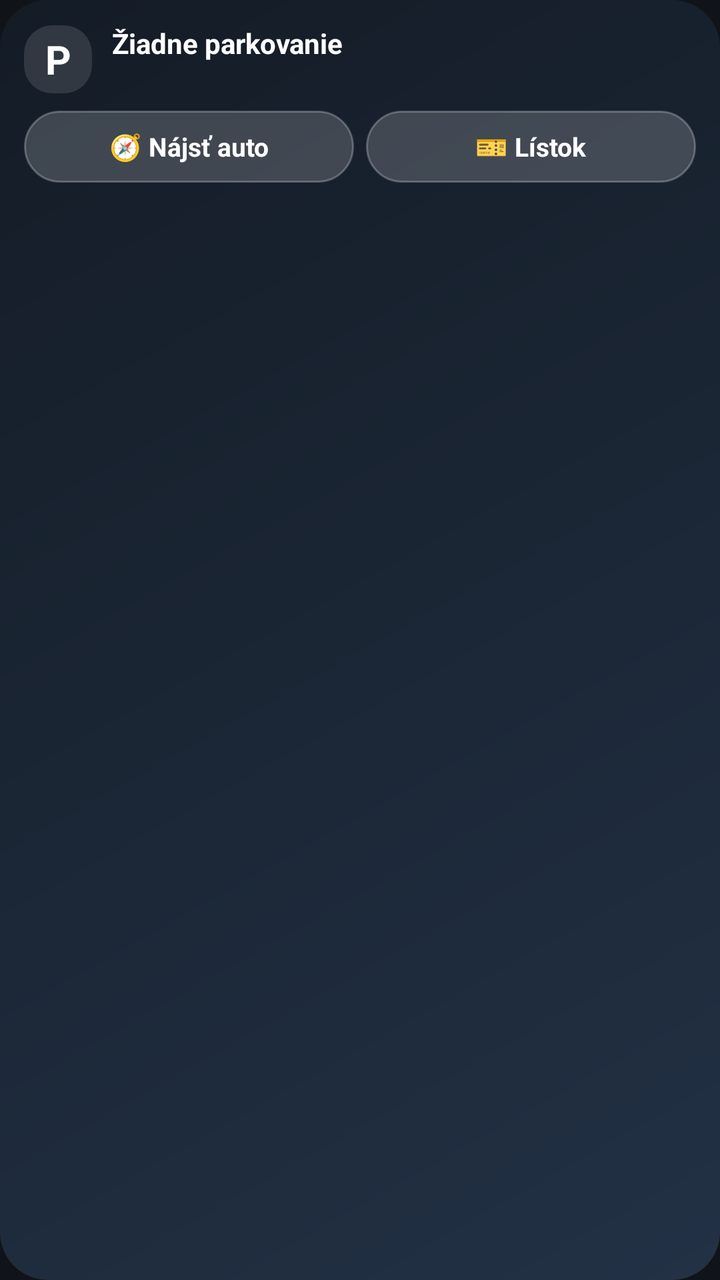
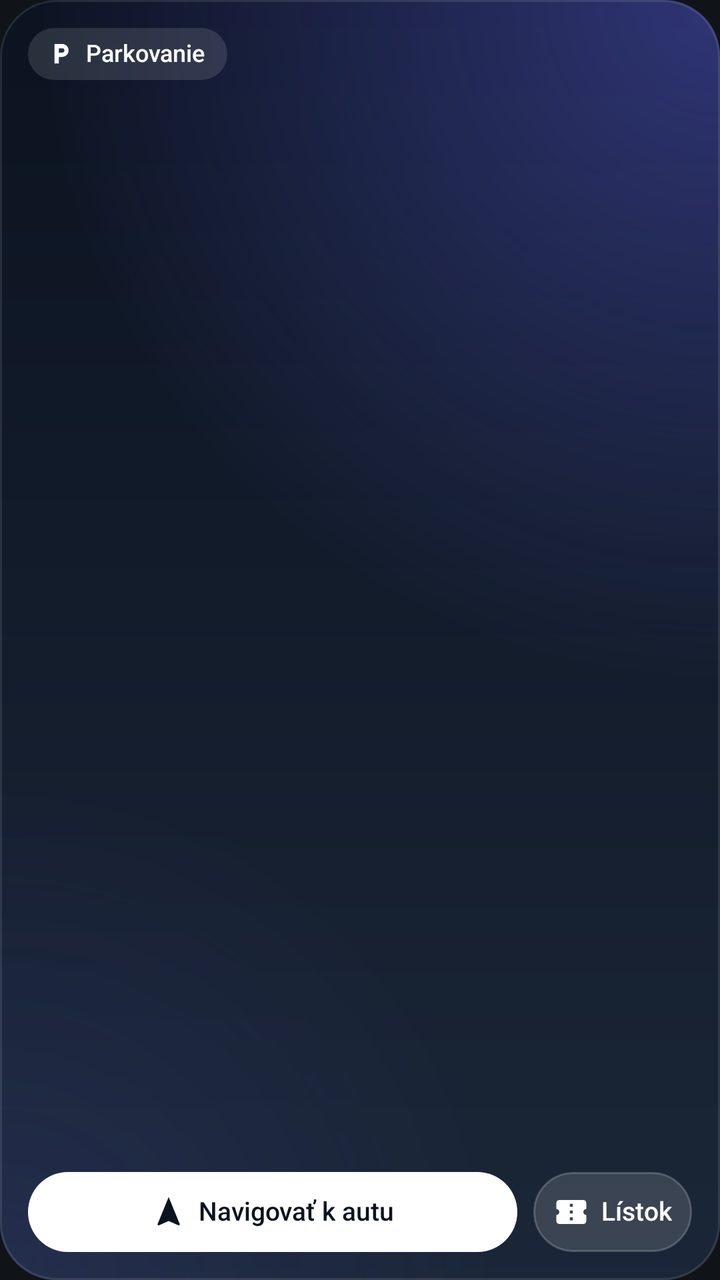

Before-and-after screenshots of an Android layout around one commit, followed by the original layout XML and the change that was made.
<!-- AndroidManifest.xml: application theme Theme.CarTracker -->
<!-- res/layout/widget_parking.xml -->
<?xml version="1.0" encoding="utf-8"?>
<LinearLayout xmlns:android="http://schemas.android.com/apk/res/android"
    android:id="@+id/p_root" android:layout_width="match_parent" android:layout_height="match_parent"
    android:background="@drawable/widget_bg_idle" android:orientation="vertical" android:padding="12dp">
    <LinearLayout android:layout_width="match_parent" android:layout_height="wrap_content" android:gravity="center_vertical" android:orientation="horizontal">
        <TextView android:layout_width="34dp" android:layout_height="34dp" android:background="@drawable/widget_tile"
            android:gravity="center" android:text="P" android:textColor="#FFFFFFFF" android:textSize="20sp" android:textStyle="bold" />
        <LinearLayout android:layout_width="0dp" android:layout_height="wrap_content" android:layout_weight="1"
            android:layout_marginStart="10dp" android:orientation="vertical">
            <TextView android:id="@+id/p_addr" android:layout_width="match_parent" android:layout_height="wrap_content"
                android:ellipsize="end" android:maxLines="2" android:text="Žiadne parkovanie" android:textColor="#FFFFFFFF"
                android:textSize="14sp" android:textStyle="bold" />
            <TextView android:id="@+id/p_since" android:layout_width="match_parent" android:layout_height="wrap_content"
                android:maxLines="1" android:textColor="#B3FFFFFF" android:textSize="12sp" />
        </LinearLayout>
    </LinearLayout>
    <LinearLayout android:id="@+id/p_ticket" android:layout_width="match_parent" android:layout_height="wrap_content"
        android:layout_marginTop="8dp" android:background="@drawable/widget_tile" android:gravity="center_vertical"
        android:orientation="horizontal" android:padding="8dp" android:visibility="gone">
        <TextView android:layout_width="wrap_content" android:layout_height="wrap_content" android:text="🎫" android:textSize="16sp" />
        <TextView android:id="@+id/p_ticket_txt" android:layout_width="0dp" android:layout_height="wrap_content" android:layout_weight="1"
            android:layout_marginStart="6dp" android:maxLines="1" android:textColor="#FFFFFFFF" android:textSize="13sp" />
        <Chronometer android:id="@+id/p_chrono" android:layout_width="wrap_content" android:layout_height="wrap_content"
            android:textColor="#FFFFFFFF" android:textSize="15sp" android:textStyle="bold" />
    </LinearLayout>
    <LinearLayout android:layout_width="match_parent" android:layout_height="wrap_content" android:layout_marginTop="8dp" android:orientation="horizontal">
        <TextView android:id="@+id/p_find" android:layout_width="0dp" android:layout_height="36dp" android:layout_weight="1"
            android:layout_marginEnd="6dp" android:background="@drawable/widget_btn" android:gravity="center"
            android:text="🧭 Nájsť auto" android:textColor="#FFFFFFFF" android:textSize="13sp" android:textStyle="bold" />
        <TextView android:id="@+id/p_open" android:layout_width="0dp" android:layout_height="36dp" android:layout_weight="1"
            android:background="@drawable/widget_btn" android:gravity="center"
            android:text="🎫 Lístok" android:textColor="#FFFFFFFF" android:textSize="13sp" android:textStyle="bold" />
    </LinearLayout>
</LinearLayout>
<!-- resources referenced by this layout -->
<resources>
  <!-- drawable widget_bg_idle (drawable) -->
  <?xml version="1.0" encoding="utf-8"?>
  <shape xmlns:android="http://schemas.android.com/apk/res/android" android:shape="rectangle">
      <gradient android:angle="315" android:startColor="#F0141B26" android:endColor="#F0233247" android:type="linear" />
      <corners android:radius="24dp" />
  </shape>
  <!-- drawable widget_btn (drawable) -->
  <?xml version="1.0" encoding="utf-8"?>
  <shape xmlns:android="http://schemas.android.com/apk/res/android" android:shape="rectangle">
      <solid android:color="#2EFFFFFF" />
      <stroke android:width="1dp" android:color="#40FFFFFF" />
      <corners android:radius="18dp" />
  </shape>
  <!-- drawable widget_tile (drawable) -->
  <?xml version="1.0" encoding="utf-8"?>
  <shape xmlns:android="http://schemas.android.com/apk/res/android" android:shape="rectangle">
      <solid android:color="#1FFFFFFF" />
      <corners android:radius="14dp" />
  </shape>
  <color name="bg">#FF101418</color>
  <!-- unchanged entries left out for length: 1 -->
</resources>

<!-- the commit's change to res/layout/widget_parking.xml (unified diff, before → after) -->
@@ -1,34 +1,37 @@
 <?xml version="1.0" encoding="utf-8"?>
 <LinearLayout xmlns:android="http://schemas.android.com/apk/res/android"
     android:id="@+id/p_root" android:layout_width="match_parent" android:layout_height="match_parent"
-    android:background="@drawable/widget_bg_idle" android:orientation="vertical" android:padding="12dp">
+    android:background="@drawable/wg_bg_idle" android:orientation="vertical" android:padding="14dp">
+
     <LinearLayout android:layout_width="match_parent" android:layout_height="wrap_content" android:gravity="center_vertical" android:orientation="horizontal">
-        <TextView android:layout_width="34dp" android:layout_height="34dp" android:background="@drawable/widget_tile"
-            android:gravity="center" android:text="P" android:textColor="#FFFFFFFF" android:textSize="20sp" android:textStyle="bold" />
-        <LinearLayout android:layout_width="0dp" android:layout_height="wrap_content" android:layout_weight="1"
-            android:layout_marginStart="10dp" android:orientation="vertical">
-            <TextView android:id="@+id/p_addr" android:layout_width="match_parent" android:layout_height="wrap_content"
-                android:ellipsize="end" android:maxLines="2" android:text="Žiadne parkovanie" android:textColor="#FFFFFFFF"
-                android:textSize="14sp" android:textStyle="bold" />
-            <TextView android:id="@+id/p_since" android:layout_width="match_parent" android:layout_height="wrap_content"
-                android:maxLines="1" android:textColor="#B3FFFFFF" android:textSize="12sp" />
+        <LinearLayout android:id="@+id/p_pill" android:layout_width="wrap_content" android:layout_height="26dp" android:background="@drawable/wg_pill"
+            android:gravity="center_vertical" android:orientation="horizontal" android:paddingStart="10dp" android:paddingEnd="11dp">
+            <ImageView android:id="@+id/p_pill_ic" android:layout_width="13dp" android:layout_height="13dp" android:src="@drawable/ic_parking" android:tint="#FFFFFFFF" android:scaleType="fitCenter" />
+            <TextView android:id="@+id/p_status" android:layout_width="wrap_content" android:layout_height="wrap_content" android:text="Parkovanie" android:textColor="#FFFFFFFF" android:textSize="12sp" android:maxLines="1" android:ellipsize="end" android:includeFontPadding="false" android:fontFamily="sans-serif-medium" android:layout_marginStart="6dp"/>
+        </LinearLayout>
+        <TextView android:id="@+id/p_since" android:layout_width="0dp" android:layout_height="wrap_content" android:text="" android:textColor="#80FFFFFF" android:textSize="11sp" android:maxLines="1" android:ellipsize="end" android:includeFontPadding="false" android:layout_weight="1" android:gravity="end" android:layout_marginStart="8dp"/>
+    </LinearLayout>
+    <TextView android:id="@+id/p_addr" android:layout_width="match_parent" android:layout_height="wrap_content" android:text="" android:textColor="#FFFFFFFF" android:textSize="18sp" android:maxLines="2" android:ellipsize="end" android:includeFontPadding="false" android:fontFamily="sans-serif-medium" android:layout_marginTop="10dp"/>
+    <LinearLayout android:id="@+id/p_ticket" android:layout_width="match_parent" android:layout_height="wrap_content" android:layout_marginTop="8dp"
+        android:background="@drawable/wg_tile" android:gravity="center_vertical" android:orientation="horizontal" android:padding="8dp" android:visibility="gone">
+        <ImageView android:id="@+id/p_ticket_ic" android:layout_width="16dp" android:layout_height="16dp" android:src="@drawable/ic_w_ticket" android:tint="#FFFBBF24" android:scaleType="fitCenter" />
+        <TextView android:id="@+id/p_ticket_txt" android:layout_width="0dp" android:layout_height="wrap_content" android:text="" android:textColor="#B3FFFFFF" android:textSize="12sp" android:maxLines="1" android:ellipsize="end" android:includeFontPadding="false" android:layout_marginStart="6dp" android:layout_weight="1"/>
+        <Chronometer android:id="@+id/p_chrono" android:layout_width="wrap_content" android:layout_height="wrap_content" android:textColor="#FFFFFFFF"
+            android:textSize="18sp" android:fontFamily="sans-serif-medium" />
+    </LinearLayout>
+    <FrameLayout android:layout_width="match_parent" android:layout_height="0dp" android:layout_weight="1" />
+    <LinearLayout android:layout_width="match_parent" android:layout_height="wrap_content" android:layout_marginTop="10dp" android:orientation="horizontal">
+        <LinearLayout android:id="@+id/p_find" android:layout_width="0dp" android:layout_weight="1" android:layout_height="40dp" android:background="@drawable/wg_btn_primary"
+            android:gravity="center" android:orientation="horizontal" android:paddingStart="10dp" android:paddingEnd="10dp">
+            <ImageView android:id="@+id/p_find_ic" android:layout_width="18dp" android:layout_height="18dp" android:src="@drawable/ic_w_nav" android:tint="#FF0B1220" android:scaleType="fitCenter" />
+            <TextView android:id="@+id/p_find_tx" android:layout_width="wrap_content" android:layout_height="wrap_content" android:text="Navigovať k autu" android:textColor="#FF0B1220" android:textSize="13sp" android:maxLines="1" android:ellipsize="end" android:includeFontPadding="false" android:fontFamily="sans-serif-medium" android:layout_marginStart="6dp"/>
+        </LinearLayout>
+        <FrameLayout android:layout_width="8dp" android:layout_height="1dp" />
+        <LinearLayout android:id="@+id/p_open" android:layout_width="wrap_content" android:layout_height="40dp" android:background="@drawable/wg_btn_secondary"
+            android:gravity="center" android:orientation="horizontal" android:paddingStart="10dp" android:paddingEnd="10dp">
+            <ImageView android:id="@+id/p_open_ic" android:layout_width="18dp" android:layout_height="18dp" android:src="@drawable/ic_w_ticket" android:tint="#FFFFFFFF" android:scaleType="fitCenter" />
+            <TextView android:id="@+id/p_open_tx" android:layout_width="wrap_content" android:layout_height="wrap_content" android:text="Lístok" android:textColor="#FFFFFFFF" android:textSize="13sp" android:maxLines="1" android:ellipsize="end" android:includeFontPadding="false" android:fontFamily="sans-serif-medium" android:layout_marginStart="6dp"/>
         </LinearLayout>
     </LinearLayout>
-    <LinearLayout android:id="@+id/p_ticket" android:layout_width="match_parent" android:layout_height="wrap_content"
-        android:layout_marginTop="8dp" android:background="@drawable/widget_tile" android:gravity="center_vertical"
-        android:orientation="horizontal" android:padding="8dp" android:visibility="gone">
-        <TextView android:layout_width="wrap_content" android:layout_height="wrap_content" android:text="🎫" android:textSize="16sp" />
-        <TextView android:id="@+id/p_ticket_txt" android:layout_width="0dp" android:layout_height="wrap_content" android:layout_weight="1"
-            android:layout_marginStart="6dp" android:maxLines="1" android:textColor="#FFFFFFFF" android:textSize="13sp" />
-        <Chronometer android:id="@+id/p_chrono" android:layout_width="wrap_content" android:layout_height="wrap_content"
-            android:textColor="#FFFFFFFF" android:textSize="15sp" android:textStyle="bold" />
-    </LinearLayout>
-    <LinearLayout android:layout_width="match_parent" android:layout_height="wrap_content" android:layout_marginTop="8dp" android:orientation="horizontal">
-        <TextView android:id="@+id/p_find" android:layout_width="0dp" android:layout_height="36dp" android:layout_weight="1"
-            android:layout_marginEnd="6dp" android:background="@drawable/widget_btn" android:gravity="center"
-            android:text="🧭 Nájsť auto" android:textColor="#FFFFFFFF" android:textSize="13sp" android:textStyle="bold" />
-        <TextView android:id="@+id/p_open" android:layout_width="0dp" android:layout_height="36dp" android:layout_weight="1"
-            android:background="@drawable/widget_btn" android:gravity="center"
-            android:text="🎫 Lístok" android:textColor="#FFFFFFFF" android:textSize="13sp" android:textStyle="bold" />
-    </LinearLayout>
+
 </LinearLayout>
<!-- resource entries referenced after the edit -->
@@ -1,23 +1,78 @@
 <!-- resources referenced by this layout -->
 <resources>
-  <!-- drawable widget_bg_idle (drawable) -->
+  <!-- drawable ic_parking (drawable) -->
+  <vector xmlns:android="http://schemas.android.com/apk/res/android"
+      android:width="24dp" android:height="24dp" android:viewportWidth="24" android:viewportHeight="24">
+      <path android:fillColor="#FFFFFFFF"
+          android:pathData="M13,3H6v18h4v-6h3c3.31,0 6,-2.69 6,-6s-2.69,-6 -6,-6zM13.2,11H10V7h3.2c1.1,0 2,0.9 2,2s-0.9,2 -2,2z" />
+  </vector>
+  <!-- drawable ic_w_nav (drawable) -->
+  <?xml version="1.0" encoding="utf-8"?>
+  <vector xmlns:android="http://schemas.android.com/apk/res/android"
+      android:width="24dp" android:height="24dp" android:viewportWidth="24" android:viewportHeight="24">
+      <path android:fillColor="#FFFFFFFF" android:pathData="M12,2L4.5,20.29l0.71,0.71L12,18l6.79,3 0.71,-0.71z" />
+  </vector>
+  <!-- drawable ic_w_ticket (drawable) -->
+  <?xml version="1.0" encoding="utf-8"?>
+  <vector xmlns:android="http://schemas.android.com/apk/res/android"
+      android:width="24dp" android:height="24dp" android:viewportWidth="24" android:viewportHeight="24">
+      <path android:fillColor="#FFFFFFFF" android:pathData="M22,10V6c0,-1.11 -0.9,-2 -2,-2H4c-1.1,0 -1.99,0.89 -1.99,2v4c1.1,0 1.99,0.9 1.99,2s-0.89,2 -2,2v4c0,1.1 0.9,2 2,2h16c1.1,0 2,-0.9 2,-2v-4c-1.1,0 -2,-0.9 -2,-2s0.9,-2 2,-2zM13,17.5h-2v-2h2v2zM13,13h-2v-2h2v2zM13,8.5h-2v-2h2v2z" />
+  </vector>
+  <!-- drawable wg_bg_idle (drawable) -->
+  <?xml version="1.0" encoding="utf-8"?>
+  <layer-list xmlns:android="http://schemas.android.com/apk/res/android">
+      <item>
+          <shape android:shape="rectangle">
+              <gradient android:angle="300" android:startColor="#F20B1220" android:endColor="#F21B2638" android:type="linear" />
+              <corners android:radius="28dp" />
+          </shape>
+      </item>
+      <item>
+          <shape android:shape="rectangle">
+              <gradient android:type="radial" android:gradientRadius="95%" android:centerX="1.0" android:centerY="0.0"
+                  android:startColor="#666366F1" android:endColor="#00000000" />
+              <corners android:radius="28dp" />
+          </shape>
+      </item>
+      <item>
+          <shape android:shape="rectangle">
+              <gradient android:type="radial" android:gradientRadius="70%" android:centerX="0.0" android:centerY="1.0"
+                  android:startColor="#1F6366F1" android:endColor="#00000000" />
+              <corners android:radius="28dp" />
+          </shape>
+      </item>
+      <item>
+          <shape android:shape="rectangle">
+              <stroke android:width="1dp" android:color="#1AFFFFFF" />
+              <corners android:radius="28dp" />
+          </shape>
+      </item>
+  </layer-list>
+  <!-- drawable wg_btn_primary (drawable) -->
   <?xml version="1.0" encoding="utf-8"?>
   <shape xmlns:android="http://schemas.android.com/apk/res/android" android:shape="rectangle">
-      <gradient android:angle="315" android:startColor="#F0141B26" android:endColor="#F0233247" android:type="linear" />
-      <corners android:radius="24dp" />
+      <solid android:color="#FFFFFFFF" />
+      <corners android:radius="22dp" />
   </shape>
-  <!-- drawable widget_btn (drawable) -->
+  <!-- drawable wg_btn_secondary (drawable) -->
   <?xml version="1.0" encoding="utf-8"?>
   <shape xmlns:android="http://schemas.android.com/apk/res/android" android:shape="rectangle">
-      <solid android:color="#2EFFFFFF" />
-      <stroke android:width="1dp" android:color="#40FFFFFF" />
-      <corners android:radius="18dp" />
+      <solid android:color="#24FFFFFF" />
+      <stroke android:width="1dp" android:color="#33FFFFFF" />
+      <corners android:radius="22dp" />
   </shape>
-  <!-- drawable widget_tile (drawable) -->
+  <!-- drawable wg_pill (drawable) -->
   <?xml version="1.0" encoding="utf-8"?>
   <shape xmlns:android="http://schemas.android.com/apk/res/android" android:shape="rectangle">
       <solid android:color="#1FFFFFFF" />
-      <corners android:radius="14dp" />
+      <corners android:radius="99dp" />
+  </shape>
+  <!-- drawable wg_tile (drawable) -->
+  <?xml version="1.0" encoding="utf-8"?>
+  <shape xmlns:android="http://schemas.android.com/apk/res/android" android:shape="rectangle">
+      <solid android:color="#17FFFFFF" />
+      <stroke android:width="1dp" android:color="#12FFFFFF" />
+      <corners android:radius="18dp" />
   </shape>
   <color name="bg">#FF101418</color>
   <!-- unchanged entries left out for length: 1 -->
